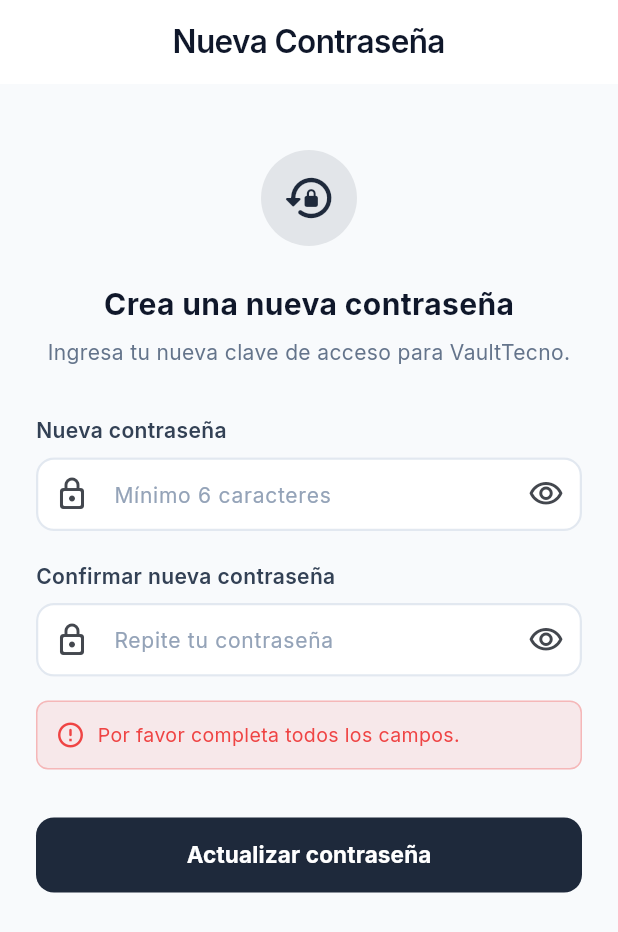
After one commit to AdolfoMendozaRibera/tecnico-inventario, a Flutter app: the ResetPasswordScreen screen opened by its route, after a tap on "Actualizar contraseña", on a phone screen of 412 x 824 dp. The commit adds this screen. Shown: the top 932 px of the screen. Run offline on Flutter 3.47's test engine with Material 3 defaults, Android fonts, the phone set to English and light mode, and no system bars; our stand-ins replace flutter_dotenv, go_router, google_fonts, supabase_flutter; accounts and stored records are empty.

Commit message:
Solucion al error de cambiar contraseña

```diff
--- a/proyecto/lib/features/auth/presentation/screens/login_screen.dart
+++ b/proyecto/lib/features/auth/presentation/screens/login_screen.dart
@@ -2,7 +2,7 @@ import 'package:flutter/material.dart';
 import 'package:provider/provider.dart';
 import 'package:go_router/go_router.dart';
 import 'package:google_fonts/google_fonts.dart';
-import 'package:flutter_svg/flutter_svg.dart';
+import 'package:url_launcher/url_launcher.dart';
 import '../../../../core/theme/app_colors.dart';
 import '../../../../core/theme/app_theme.dart';
 import '../../providers/auth_provider.dart';
@@ -115,6 +115,7 @@ class _LoginScreenState extends State<LoginScreen> {
                       enabled: !enviando,
                       decoration: InputDecoration(
                         labelText: 'Correo electrónico',
+                        hintText: 'ej: usuario@correo.com',
                         prefixIcon: const Icon(Icons.mail_outline_rounded),
                         border: OutlineInputBorder(borderRadius: BorderRadius.circular(10)),
                       ),
@@ -400,13 +401,22 @@ class _LoginScreenState extends State<LoginScreen> {
                           ],
                         ),
                         const SizedBox(height: 6),
-                        SelectableText(
+                        GestureDetector(
+                          onTap: () async {
+                            final url = Uri.parse('https://tecnico-inventario.vercel.app');
+                            if (await canLaunchUrl(url)) {
+                              await launchUrl(url, mode: LaunchMode.externalApplication);
+                            }
+                          },
+                          child: Text(
                             'https://tecnico-inventario.vercel.app',
                             style: GoogleFonts.inter(
                               fontSize: 12,
                               fontWeight: FontWeight.w500,
                               color: AppColors.primary,
                               decoration: TextDecoration.underline,
+                              decorationColor: AppColors.primary,
+                            ),
                           ),
                         ),
                         const SizedBox(height: 4),
--- /dev/null
+++ b/proyecto/lib/features/auth/presentation/screens/reset_password_screen.dart
@@ -0,0 +1,231 @@
+import 'package:flutter/material.dart';
+import 'package:go_router/go_router.dart';
+import 'package:google_fonts/google_fonts.dart';
+import 'package:provider/provider.dart';
+
+import '../../../../core/theme/app_colors.dart';
+import '../../../../core/theme/app_theme.dart';
+import '../../providers/auth_provider.dart';
+
+class ResetPasswordScreen extends StatefulWidget {
+  const ResetPasswordScreen({super.key});
+
+  @override
+  State<ResetPasswordScreen> createState() => _ResetPasswordScreenState();
+}
+
+class _ResetPasswordScreenState extends State<ResetPasswordScreen> {
+  final _passwordController = TextEditingController();
+  final _confirmPasswordController = TextEditingController();
+  bool _obscurePassword = true;
+  bool _obscureConfirmPassword = true;
+  bool _isLoading = false;
+  String? _errorMessage;
+
+  @override
+  void dispose() {
+    _passwordController.dispose();
+    _confirmPasswordController.dispose();
+    super.dispose();
+  }
+
+  Future<void> _handleUpdatePassword() async {
+    final pass = _passwordController.text.trim();
+    final confirmPass = _confirmPasswordController.text.trim();
+
+    if (pass.isEmpty || confirmPass.isEmpty) {
+      setState(() => _errorMessage = 'Por favor completa todos los campos.');
+      return;
+    }
+
+    if (pass.length < 6) {
+      setState(() => _errorMessage = 'La contraseña debe tener al menos 6 caracteres.');
+      return;
+    }
+
+    if (pass != confirmPass) {
+      setState(() => _errorMessage = 'Las contraseñas no coinciden.');
+      return;
+    }
+
+    setState(() {
+      _isLoading = true;
+      _errorMessage = null;
+    });
+
+    final authProvider = context.read<AuthProvider>();
+    final error = await authProvider.updatePassword(pass);
+
+    if (!mounted) return;
+
+    setState(() {
+      _isLoading = false;
+    });
+
+    if (error == null) {
+      ScaffoldMessenger.of(context).showSnackBar(
+        const SnackBar(
+          content: Text('¡Contraseña actualizada con éxito! Ya puedes ingresar.'),
+          backgroundColor: Colors.green,
+        ),
+      );
+      context.go('/login');
+    } else {
+      setState(() {
+        _errorMessage = error;
+      });
+    }
+  }
+
+  @override
+  Widget build(BuildContext context) {
+    return Scaffold(
+      backgroundColor: AppColors.background,
+      appBar: AppBar(
+        title: Text('Nueva Contraseña', style: GoogleFonts.inter(fontWeight: FontWeight.w600)),
+        backgroundColor: Colors.white,
+        elevation: 0,
+        iconTheme: const IconThemeData(color: AppColors.slate900),
+      ),
+      body: SafeArea(
+        child: SingleChildScrollView(
+          padding: const EdgeInsets.all(24.0),
+          child: Column(
+            crossAxisAlignment: CrossAxisAlignment.start,
+            children: [
+              const SizedBox(height: 20),
+              Center(
+                child: Container(
+                  width: 64,
+                  height: 64,
+                  decoration: BoxDecoration(
+                    color: AppColors.primary.withValues(alpha: 0.1),
+                    shape: BoxShape.circle,
+                  ),
+                  child: const Icon(
+                    Icons.lock_reset_rounded,
+                    size: 36,
+                    color: AppColors.primary,
+                  ),
+                ),
+              ),
+              const SizedBox(height: 24),
+              Center(
+                child: Text(
+                  'Crea una nueva contraseña',
+                  style: GoogleFonts.inter(
+                    fontSize: 20,
+                    fontWeight: FontWeight.w700,
+                    color: AppColors.slate900,
+                  ),
+                ),
+              ),
+              const SizedBox(height: 8),
+              Center(
+                child: Text(
+                  'Ingresa tu nueva clave de acceso para VaultTecno.',
+                  textAlign: TextAlign.center,
+                  style: GoogleFonts.inter(
+                    fontSize: 14,
+                    color: AppColors.slate500,
+                  ),
+                ),
+              ),
+              const SizedBox(height: 32),
+              Text(
+                'Nueva contraseña',
+                style: GoogleFonts.inter(
+                  fontSize: 14,
+                  fontWeight: FontWeight.w600,
+                  color: AppColors.slate700,
+                ),
+              ),
+              const SizedBox(height: 8),
+              TextField(
+                controller: _passwordController,
+                obscureText: _obscurePassword,
+                decoration: InputDecoration(
+                  hintText: 'Mínimo 6 caracteres',
+                  prefixIcon: const Icon(Icons.lock_outline_rounded),
+                  suffixIcon: IconButton(
+                    icon: Icon(_obscurePassword ? Icons.visibility_outlined : Icons.visibility_off_outlined),
+                    onPressed: () => setState(() => _obscurePassword = !_obscurePassword),
+                  ),
+                  border: OutlineInputBorder(borderRadius: BorderRadius.circular(12)),
+                ),
+              ),
+              const SizedBox(height: 20),
+              Text(
+                'Confirmar nueva contraseña',
+                style: GoogleFonts.inter(
+                  fontSize: 14,
+                  fontWeight: FontWeight.w600,
+                  color: AppColors.slate700,
+                ),
+              ),
+              const SizedBox(height: 8),
+              TextField(
+                controller: _confirmPasswordController,
+                obscureText: _obscureConfirmPassword,
+                decoration: InputDecoration(
+                  hintText: 'Repite tu contraseña',
+                  prefixIcon: const Icon(Icons.lock_outline_rounded),
+                  suffixIcon: IconButton(
+                    icon: Icon(_obscureConfirmPassword ? Icons.visibility_outlined : Icons.visibility_off_outlined),
+                    onPressed: () => setState(() => _obscureConfirmPassword = !_obscureConfirmPassword),
+                  ),
+                  border: OutlineInputBorder(borderRadius: BorderRadius.circular(12)),
+                ),
+              ),
+              if (_errorMessage != null) ...[
+                const SizedBox(height: 16),
+                Container(
+                  padding: const EdgeInsets.all(12),
+                  decoration: BoxDecoration(
+                    color: AppColors.error.withValues(alpha: 0.1),
+                    borderRadius: BorderRadius.circular(8),
+                    border: Border.all(color: AppColors.error.withValues(alpha: 0.3)),
+                  ),
+                  child: Row(
+                    children: [
+                      const Icon(Icons.error_outline_rounded, color: AppColors.error, size: 20),
+                      const SizedBox(width: 8),
+                      Expanded(
+                        child: Text(
+                          _errorMessage!,
+                          style: GoogleFonts.inter(fontSize: 13, color: AppColors.error),
+                        ),
+                      ),
+                    ],
+                  ),
+                ),
+              ],
+              const SizedBox(height: 32),
+              SizedBox(
+                width: double.infinity,
+                height: 50,
+                child: FilledButton(
+                  onPressed: _isLoading ? null : _handleUpdatePassword,
+                  style: FilledButton.styleFrom(
+                    backgroundColor: AppColors.primary,
+                    shape: RoundedRectangleBorder(borderRadius: BorderRadius.circular(12)),
+                  ),
+                  child: _isLoading
+                      ? const SizedBox(
+                          width: 20,
+                          height: 20,
+                          child: CircularProgressIndicator(strokeWidth: 2, color: Colors.white),
+                        )
+                      : Text(
+                          'Actualizar contraseña',
+                          style: AppTextStyles.button(color: Colors.white),
+                        ),
+                ),
+              ),
+            ],
+          ),
+        ),
+      ),
+    );
+  }
+}
--- a/proyecto/lib/features/auth/providers/auth_provider.dart
+++ b/proyecto/lib/features/auth/providers/auth_provider.dart
@@ -113,10 +113,27 @@ class AuthProvider extends ChangeNotifier {
   /// Solicita restablecimiento de contraseña por correo electrónico
   Future<String?> resetPassword(String email) async {
     try {
-      await SupabaseService.client.auth.resetPasswordForEmail(email.trim());
+      await SupabaseService.client.auth.resetPasswordForEmail(
+        email.trim(),
+        redirectTo: 'io.supabase.flutter://reset-callback',
+      );
       return null; // null = éxito
     } catch (e) {
       return 'No se pudo enviar el correo. Verifica que el correo sea correcto.';
+    }
+  }
+
+  /// Actualiza la contraseña del usuario actualmente autenticado (tras recuperar clave)
+  Future<String?> updatePassword(String newPassword) async {
+    try {
+      await SupabaseService.client.auth.updateUser(
+        UserAttributes(password: newPassword.trim()),
+      );
+      return null; // null = éxito
+    } on AuthException catch (e) {
+      return e.message;
+    } catch (e) {
+      return 'Error al actualizar la contraseña: ${e.toString()}';
     }
   }
 
--- a/proyecto/lib/main.dart
+++ b/proyecto/lib/main.dart
@@ -1,10 +1,12 @@
 import 'package:flutter/material.dart';
 import 'package:go_router/go_router.dart';
 import 'package:provider/provider.dart';
+import 'package:supabase_flutter/supabase_flutter.dart';
 
 import 'core/supabase_client.dart';
 import 'core/theme/app_theme.dart';
 import 'features/auth/presentation/screens/login_screen.dart';
+import 'features/auth/presentation/screens/reset_password_screen.dart';
 import 'features/auth/providers/auth_provider.dart';
 import 'features/historial/providers/historial_provider.dart';
 import 'features/home/presentation/screens/main_screen.dart';
@@ -38,6 +40,10 @@ final GoRouter _router = GoRouter(
       builder: (context, state) => const LoginScreen(),
     ),
     GoRoute(
+      path: '/reset-password',
+      builder: (context, state) => const ResetPasswordScreen(),
+    ),
+    GoRoute(
       path: '/',
       builder: (context, state) {
         // Permite navegar a un tab específico vía context.go('/', extra: {'tab': N})
@@ -50,8 +56,25 @@ final GoRouter _router = GoRouter(
   ],
 );
 
-class VaultTecnoApp extends StatelessWidget {
+class VaultTecnoApp extends StatefulWidget {
   const VaultTecnoApp({super.key});
+
+  @override
+  State<VaultTecnoApp> createState() => _VaultTecnoAppState();
+}
+
+class _VaultTecnoAppState extends State<VaultTecnoApp> {
+  @override
+  void initState() {
+    super.initState();
+    // Escuchar el evento de recuperación de contraseña vía Deep Link
+    SupabaseService.client.auth.onAuthStateChange.listen((data) {
+      final AuthChangeEvent event = data.event;
+      if (event == AuthChangeEvent.passwordRecovery) {
+        _router.go('/reset-password');
+      }
+    });
+  }
 
   @override
   Widget build(BuildContext context) {
--- a/proyecto/pubspec.yaml
+++ b/proyecto/pubspec.yaml
@@ -38,6 +38,7 @@ dependencies:
   go_router: ^17.0.0
   supabase_flutter: ^2.15.4
   google_fonts: ^6.3.2
+  url_launcher: ^6.3.1
 
 dev_dependencies:
   flutter_test:
```
Also changed, not shown: proyecto/pubspec.lock, 1 other file. Lines whose indentation alone changed are shown as unchanged.
